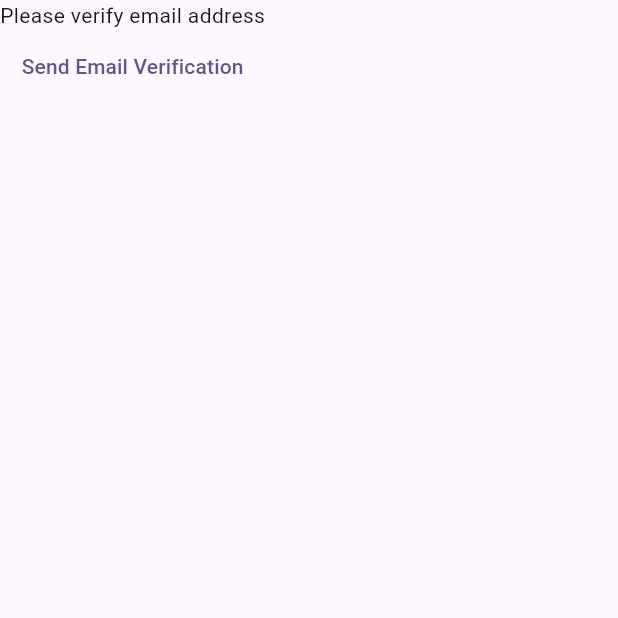
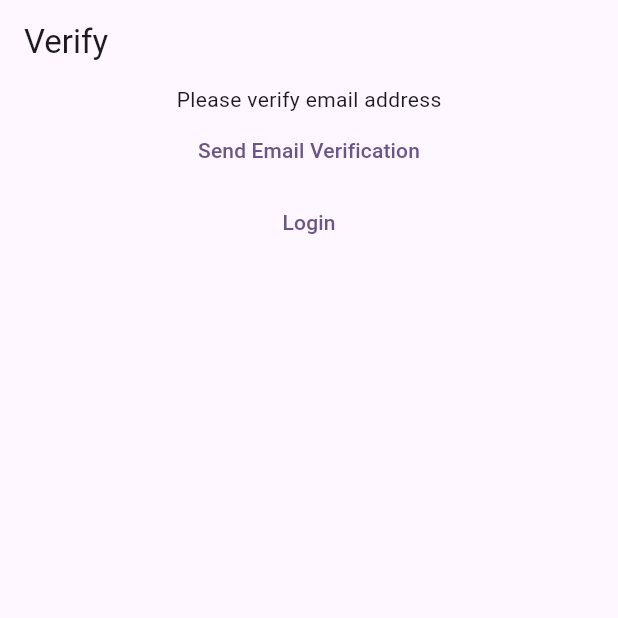
Before and after one commit to jeremykung/flutter-mynotes-van, a Flutter app: the VerifyEmailView screen opened directly, on a phone screen of 412 x 824 dp, the top half of it. Run offline on Flutter 3.47's test engine with Material 3 defaults, Android fonts, the phone set to English and light mode, and no system bars; our stand-ins replace firebase_auth, firebase_core; accounts and stored records are empty.

Commit message:
added routes, improved routing

```diff
--- /dev/null
+++ b/lib/constants/routes.dart
@@ -0,0 +1,4 @@
+const loginRoute = '/login/';
+const registerRoute = '/register/';
+const verifyRoute = '/verify/';
+const notesRoute = '/notes/';
--- a/lib/views/notes_view.dart
+++ b/lib/views/notes_view.dart
@@ -1,6 +1,8 @@
 import 'package:firebase_auth/firebase_auth.dart';
 import 'package:flutter/material.dart';
 import 'dart:developer' as devtools show log;
+
+import 'package:mynotes/constants/routes.dart';
 
 enum MenuAction { logout }
 
@@ -30,7 +32,7 @@ class _NotesViewState extends State<NotesView> {
                 if (shouldLogout) {
                   FirebaseAuth.instance.signOut();
                   Navigator.of(context)
-                      .pushNamedAndRemoveUntil('/login', (_) => false);
+                      .pushNamedAndRemoveUntil(loginRoute, (_) => false);
                 }
                 break;
             }
--- a/lib/views/verify_email_view.dart
+++ b/lib/views/verify_email_view.dart
@@ -1,5 +1,6 @@
 import 'package:firebase_auth/firebase_auth.dart';
 import 'package:flutter/material.dart';
+import 'package:mynotes/constants/routes.dart';
 
 class VerifyEmailView extends StatefulWidget {
   const VerifyEmailView({super.key});
@@ -11,7 +12,12 @@ class VerifyEmailView extends StatefulWidget {
 class _VerifyEmailViewState extends State<VerifyEmailView> {
   @override
   Widget build(BuildContext context) {
-    return Column(
+    return Scaffold(
+      appBar: AppBar(
+        title: Text('Verify'),
+      ),
+      body: Center(
+        child: Column(
           children: [
             const Text('Please verify email address'),
             TextButton(
@@ -20,8 +26,19 @@ class _VerifyEmailViewState extends State<VerifyEmailView> {
                 await user?.sendEmailVerification();
               },
               child: const Text('Send Email Verification'),
+            ),
+            TextButton(
+              onPressed: () {
+                Navigator.of(context).pushNamedAndRemoveUntil(
+                  loginRoute,
+                  (route) => false,
+                );
+              },
+              child: const Text('Login'),
             )
           ],
+        ),
+      ),
     );
   }
 }
```
Also changed, not shown: lib/main.dart (+5 -2 lines), lib/views/login_view.dart (+13 -6 lines), lib/views/register_view.dart (+14 -7 lines). Lines whose indentation alone changed are shown as unchanged.
